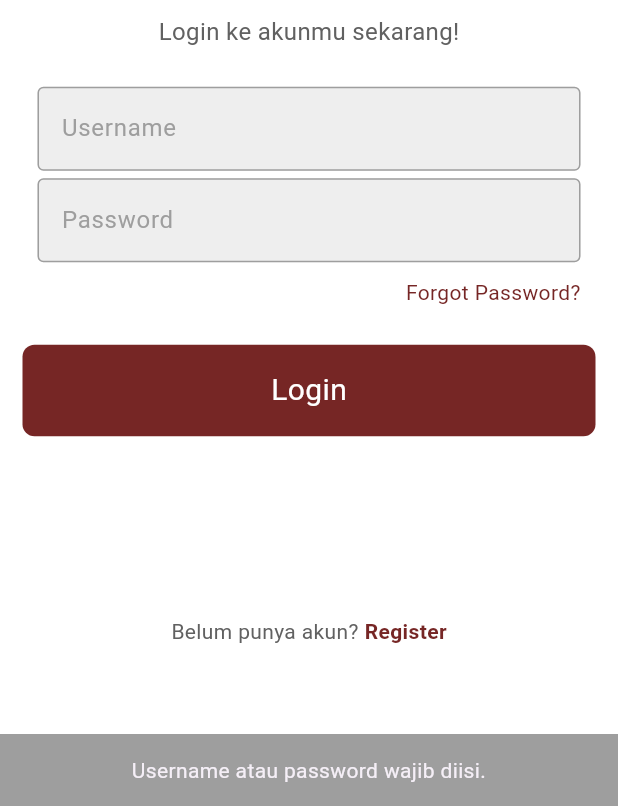
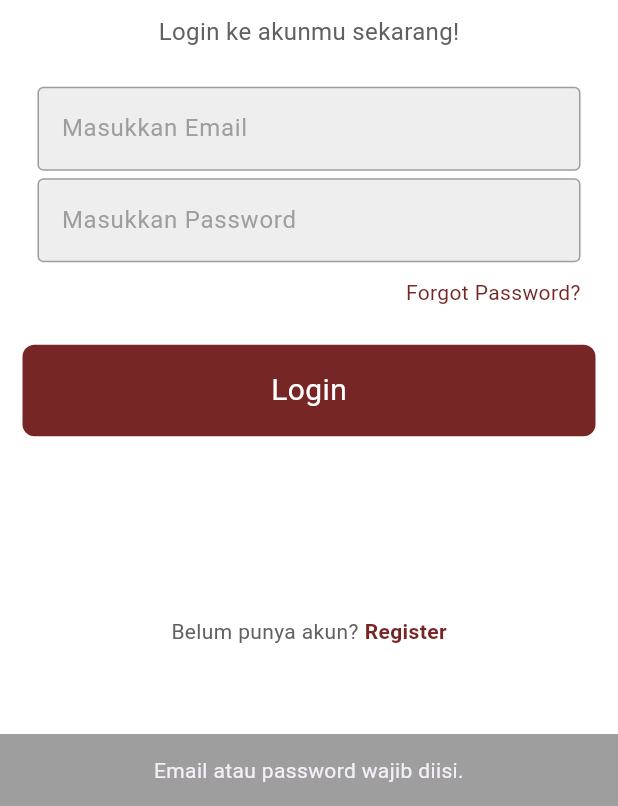
Before and after one commit to Semester4Project/kojukMobile, a Flutter app: the screen it shows after launch, after a tap on "Login", on a phone screen of 412 x 824 dp, the part 430-1236 px from its top. Run offline on Flutter 3.47's test engine with Material 3 defaults, Android fonts, the light colour scheme and no system bars; our stand-ins replace image_picker; network calls fail.

Commit message:
integrasi api login and product

```diff
--- a/lib/pages/login_page.dart
+++ b/lib/pages/login_page.dart
@@ -1,3 +1,5 @@
+import 'package:http/http.dart' as http;
+import 'dart:convert';
 import 'package:flutter/material.dart';
 import 'package:kojuk_mobile/components/my_textfield.dart';
 import 'package:kojuk_mobile/components/my_button.dart';
@@ -6,31 +8,66 @@ class LoginPage extends StatelessWidget {
   LoginPage({super.key});
 
   // text editing controllers
-  final usernameController = TextEditingController();
+  final emailController = TextEditingController();
   final passwordController = TextEditingController();
 
   // method untuk mengecek dan melakukan proses login
-  void signUserIn(BuildContext context) {
-    // periksa apakah kedua field diisi
-    if (usernameController.text.isEmpty || passwordController.text.isEmpty) {
-      // jika salah satu atau kedua field kosong, tampilkan snackbar sebagai peringatan
+  void signUserIn(BuildContext context) async {
+    if (emailController.text.isEmpty || passwordController.text.isEmpty) {
       ScaffoldMessenger.of(context).showSnackBar(
         const SnackBar(
           content: Center(
             child: Text(
-        'Username atau password wajib diisi.',
+              'Email atau password wajib diisi.',
               textAlign: TextAlign.center,
             ),
           ),
           backgroundColor: Colors.grey,
         ),
       );
+      return;
+    }
+
+    try {
+      String url = 'http://127.0.0.1:8000/api/auth/login';
+      var response = await http.post(
+        Uri.parse(url),
+        headers: {
+          'Content-Type': 'application/json',
+        },
+        body: jsonEncode({
+          'email': emailController.text,
+          'password': passwordController.text,
+        }),
+      );
+
+      if (response.statusCode == 200) {
+        Navigator.pushNamed(context, '/home');
       } else {
-      // jika kedua field sudah diisi, lakukan proses login
-      // Anda dapat menambahkan logika login sesuai dengan kebutuhan Anda di sini
-
-      // contoh: navigasi ke halaman dashboard setelah login berhasil
-      Navigator.pushNamed(context, '/home');
+        ScaffoldMessenger.of(context).showSnackBar(
+          const SnackBar(
+            content: Center(
+              child: Text(
+                'Login gagal. Silakan periksa kembali username dan password Anda.',
+                textAlign: TextAlign.center,
+              ),
+            ),
+            backgroundColor: Colors.grey,
+          ),
+        );
+      }
+    } catch (e) {
+      ScaffoldMessenger.of(context).showSnackBar(
+        const SnackBar(
+          content: Center(
+            child: Text(
+              'Terjadi kesalahan. Silakan coba lagi.',
+              textAlign: TextAlign.center,
+            ),
+          ),
+          backgroundColor: Colors.grey,
+        ),
+      );
     }
   }
 
@@ -66,8 +103,8 @@ class LoginPage extends StatelessWidget {
 
                 // username textfield
                 MyTextField(
-                  controller: usernameController,
-                  hintText: 'Username',
+                  controller: emailController,
+                  hintText: 'Masukkan Email',
                   obscureText: false,
                 ),
                 const SizedBox(height: 5),
@@ -75,21 +112,28 @@ class LoginPage extends StatelessWidget {
                 // password textfield
                 MyTextField(
                   controller: passwordController,
-                  hintText: 'Password',
+                  hintText: 'Masukkan Password',
                   obscureText: true,
                 ),
                 const SizedBox(height: 10),
 
                 // forgot password?
-                const Padding(
-                  padding: EdgeInsets.symmetric(horizontal: 25.0),
+                Padding(
+                  padding: const EdgeInsets.symmetric(horizontal: 25.0),
                   child: Row(
                     mainAxisAlignment: MainAxisAlignment.end,
                     children: [
-                      Text(
+                      GestureDetector(
+                        onTap: () {
+                          // Navigasi ke halaman lupa password saat teks "Forgot Password?" ditekan
+                          Navigator.pushNamed(context, '/forgot-password');
+                        },
+                        child: const Text(
                           'Forgot Password?',
                           style: TextStyle(
-                            color: Color.fromRGBO(118, 38, 37, 1)),
+                            color: Color.fromRGBO(118, 38, 37, 1),
+                          ),
+                        ),
                       ),
                     ],
                   ),
```
Also changed, not shown: lib/pages/produck.dart (+48 -53 lines). Lines whose indentation alone changed are shown as unchanged.
